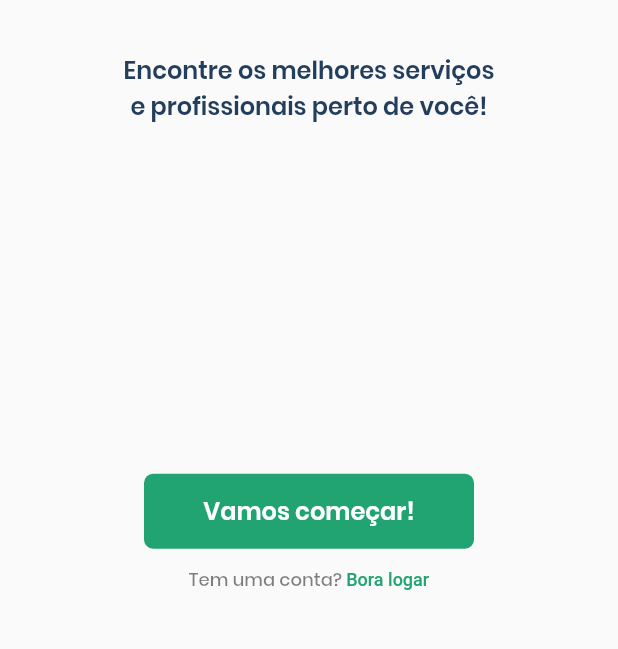
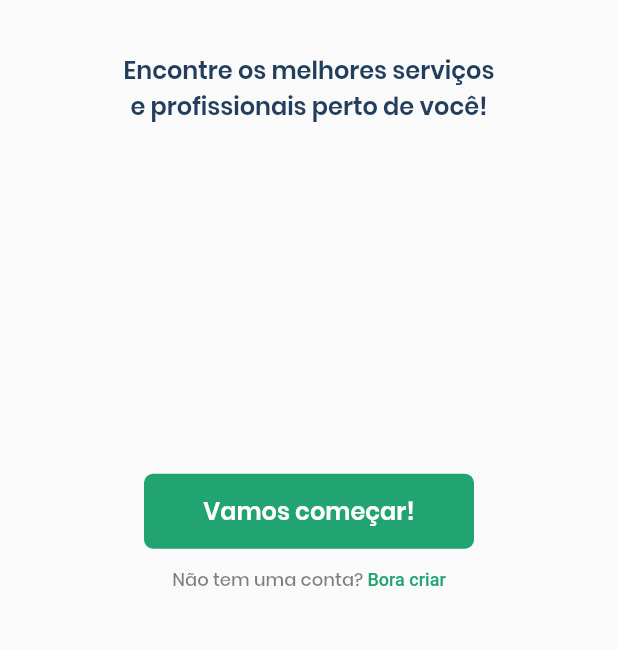
Before and after one commit to renanmascg/app-gera-renda, a Flutter app: the screen it shows after launch, on a phone screen of 412 x 824 dp, the part 514-1163 px from its top. Run offline on Flutter 3.47's test engine with Material 2 defaults, Android fonts, the phone set to English and light mode, and no system bars; our stand-ins replace dartz, dio, flutter_mobx, flutter_rating_bar, font_awesome_flutter, geolocator and 3 more; generated files the repository leaves out were written again.

Commit message:
Corrige a ordem de rotas do menu de onboarding e generaliza o snackbar para erros dentro da aplicação.

```diff
--- a/lib/core/shared/widgets/snackbars/generic_snackbar.dart
+++ b/lib/core/shared/widgets/snackbars/generic_snackbar.dart
@@ -3,10 +3,10 @@ import 'package:flutter/material.dart';
 import '../../styles/colors.dart';
 import '../../styles/text_styles.dart';
 
-SnackBar loginSnackbar() {
+SnackBar errorSnackbar(String message) {
   return SnackBar(
     content: Text(
-      'Email ou Senha Incorretos',
+      message,
       style: kBoldTextStyle.copyWith(
         color: Colors.white,
         fontSize: 14,
--- a/lib/features/login/presentation/screens/01_onboarding_page/onboarding_page.dart
+++ b/lib/features/login/presentation/screens/01_onboarding_page/onboarding_page.dart
@@ -61,7 +61,7 @@ class OnboardingPage extends StatelessWidget {
             color: kMainGreenColor,
             onPress: () => Navigator.pushNamedAndRemoveUntil(
               context,
-              CreateAccountPage.id,
+              LoginPage.id,
               (Route<dynamic> route) => false,
             ),
             text: 'Vamos começar!',
@@ -77,7 +77,7 @@ class OnboardingPage extends StatelessWidget {
     return GestureDetector(
       onTap: () => Navigator.pushNamedAndRemoveUntil(
         context,
-        LoginPage.id,
+        CreateAccountPage.id,
         (Route<dynamic> route) => false,
       ),
       child: RichText(
@@ -87,9 +87,9 @@ class OnboardingPage extends StatelessWidget {
             color: Colors.black.withOpacity(0.5),
           ),
           children: [
-            TextSpan(text: 'Tem uma conta? '),
+            TextSpan(text: 'Não tem uma conta? '),
             TextSpan(
-              text: 'Bora logar',
+              text: 'Bora criar',
               style: TextStyle(color: kMainGreenColor),
             )
           ],
--- a/lib/features/login/presentation/screens/02_login_page/login_page.dart
+++ b/lib/features/login/presentation/screens/02_login_page/login_page.dart
@@ -41,7 +41,8 @@ class _LoginPageState extends State<LoginPage> {
           switch (status) {
             case StatusPage.ERROR:
               Navigator.of(context).pop(context);
-              _scaffoldKey.currentState.showSnackBar(loginSnackbar());
+              _scaffoldKey.currentState
+                  .showSnackBar(errorSnackbar('Email ou Senha Incorretos'));
               break;
             case StatusPage.SEARCHING:
               loadingDialogs(context);
```
